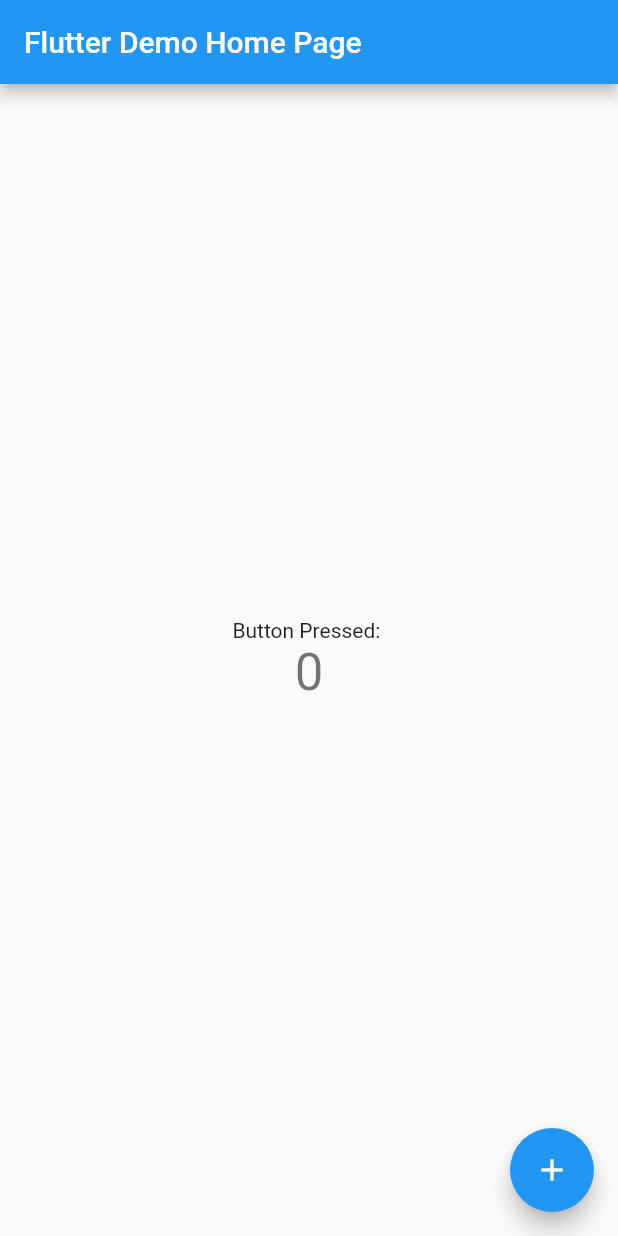
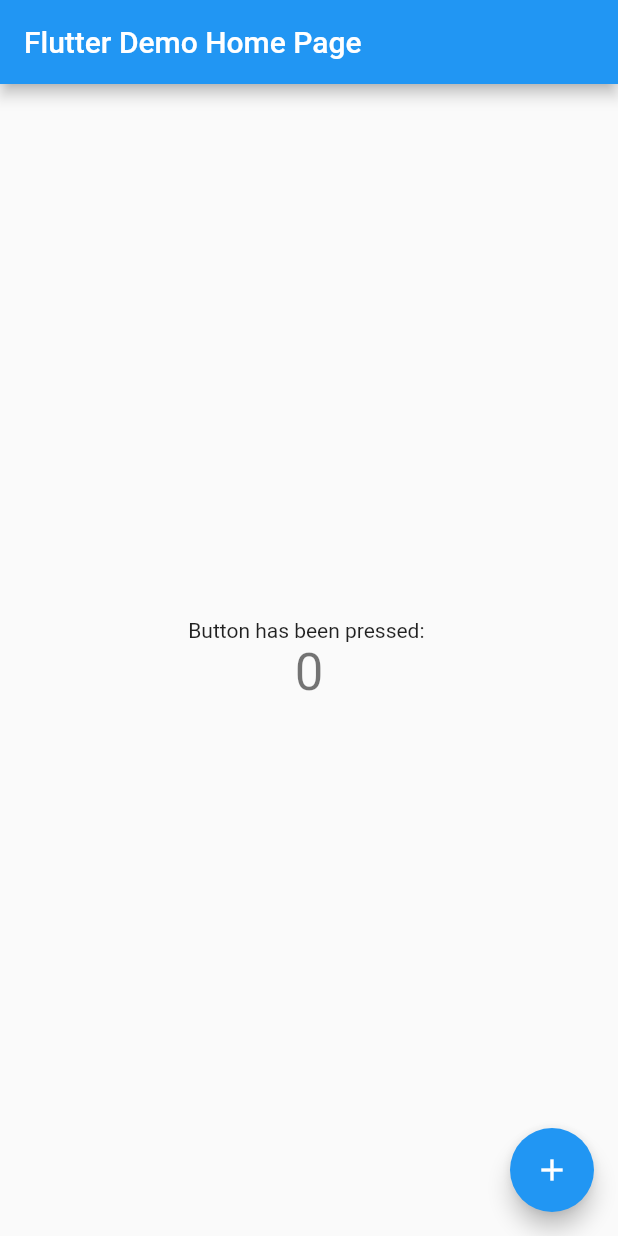
Before and after one commit to VE5PER/flutter_intro, a Flutter app: the screen it shows after launch, on a phone screen of 412 x 824 dp. Run offline on Flutter 3.47's test engine with Material 2 defaults, Android fonts, the phone set to English and light mode, and no system bars.

```diff
--- /dev/null
+++ b/lib/bu.dart
@@ -0,0 +1,5 @@
+import 'package:flutter/material.dart';
+
+void main() {
+  runApp();
+}
--- a/lib/main.dart
+++ b/lib/main.dart
@@ -9,7 +9,7 @@ class MyApp extends StatelessWidget {
   @override
   Widget build(BuildContext context) {
     return MaterialApp(
-      title: 'Flutter Demo Title',
+      title: 'Flutter Demo',
       theme: ThemeData(
         // This is the theme of your application.
         //
@@ -94,7 +94,7 @@ class _MyHomePageState extends State<MyHomePage> {
           mainAxisAlignment: MainAxisAlignment.center,
           children: <Widget>[
             Text(
-              'Button Pressed: ',
+              'Button has been pressed: ',
             ),
             Text(
               '$_counter',
```
